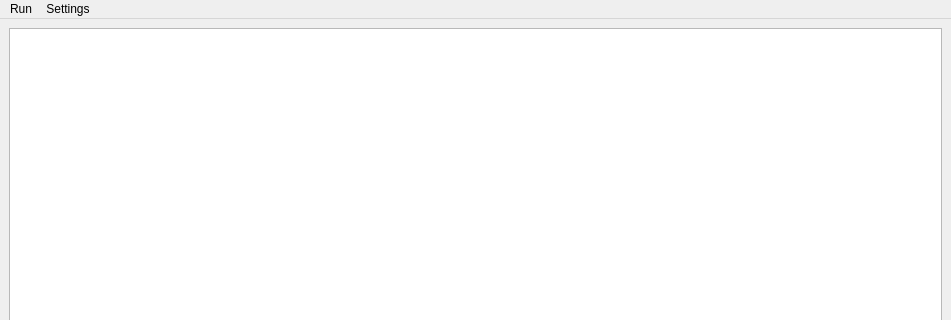
Old version of the form Code/Engine/TestFramework/Framework/Qt/qtTestGUI.ui in the repository ezEngine/ezEngine; both pictures show x 0 to 951 and y 0 to 320 of the 951 by 660 pixel window.
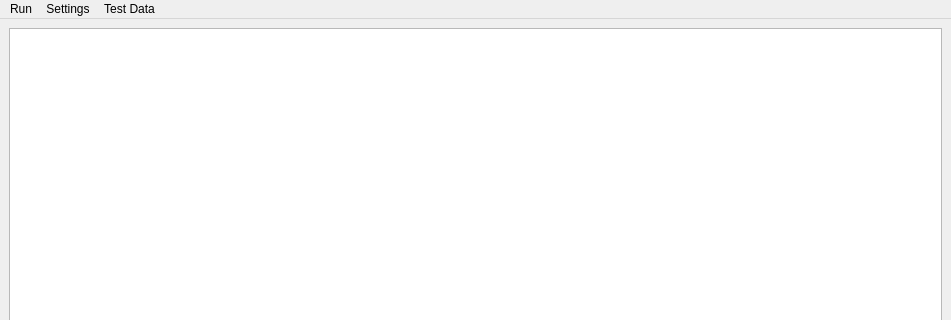
New version of the form. Icons and pictures are not drawn.

Commit message: Testframework now has menu items to open the input and output folders Fixed tests and builds

Diff of the .ui file:
```diff
--- a/Code/Engine/TestFramework/Framework/Qt/qtTestGUI.ui
+++ b/Code/Engine/TestFramework/Framework/Qt/qtTestGUI.ui
@@ -115,8 +115,16 @@
     <addaction name="actionKeepConsoleOpen"/>
     <addaction name="actionShowMessageBox"/>
    </widget>
+   <widget class="QMenu" name="menuTest_Data">
+    <property name="title">
+     <string>Test Data</string>
+    </property>
+    <addaction name="actionOpenTestDataFolder"/>
+    <addaction name="actionOpenOutputFolder"/>
+   </widget>
    <addaction name="menuRun"/>
    <addaction name="menuSettings"/>
+   <addaction name="menuTest_Data"/>
   </widget>
   <action name="actionAssertOnTestFail">
    <property name="checkable">
```
Left out of the diff: 16 changed lines with no effect on the pictures. The commit also changes 18 other files.
